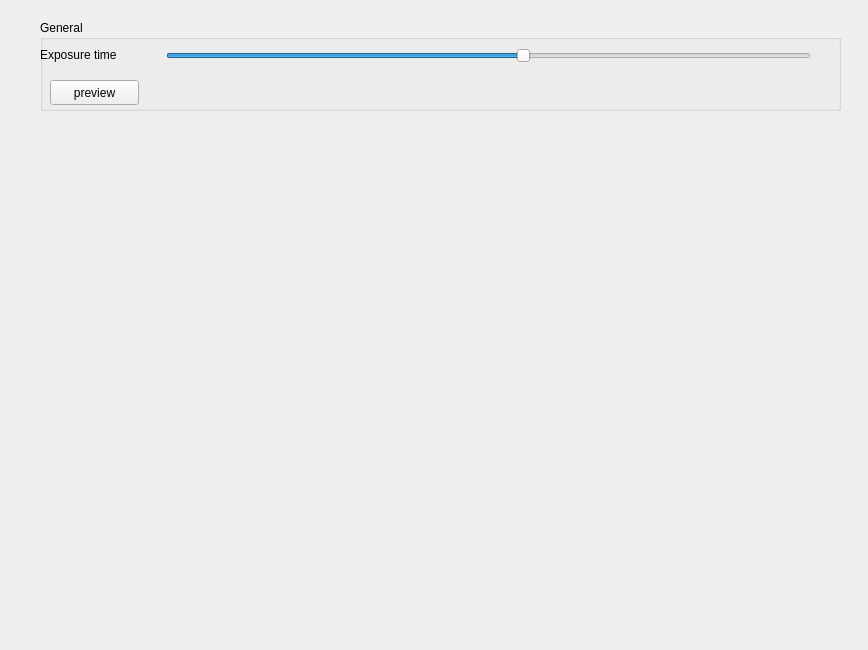
pyIVLS/pyIVLS, file plugins/VenusUSB2/camera_settingsWidget.ui: the form before one commit.
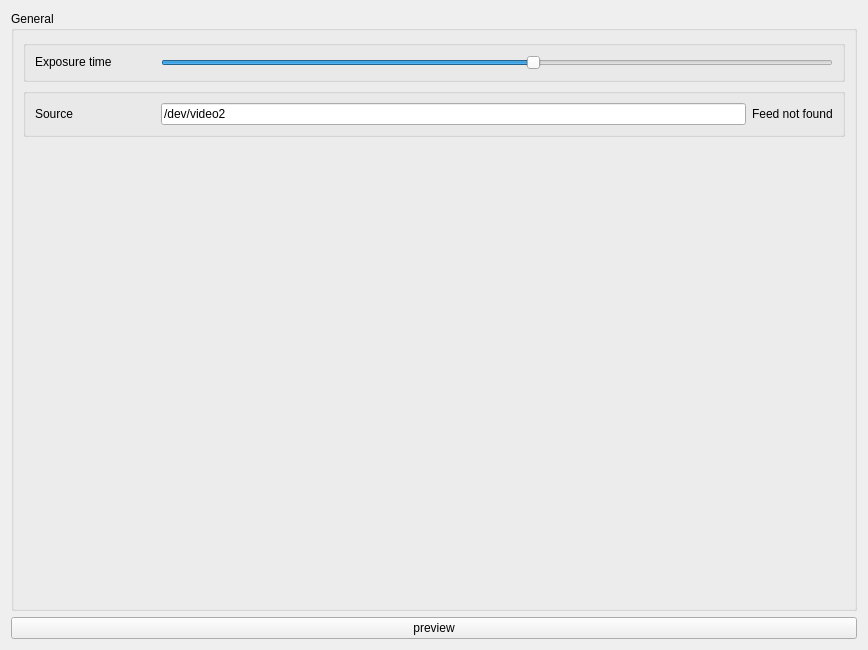
The form after the commit.

Patch:
```diff
--- a/plugins/VenusUSB2/camera_settingsWidget.ui
+++ b/plugins/VenusUSB2/camera_settingsWidget.ui
@@ -19,30 +19,26 @@
   <property name="windowTitle">
    <string>Venus USB2.0 camera settings</string>
   </property>
+  <layout class="QGridLayout" name="gridLayout">
+   <item row="1" column="0">
+    <widget class="QPushButton" name="previewButton">
+     <property name="text">
+      <string>preview</string>
+     </property>
+    </widget>
+   </item>
+   <item row="0" column="0">
   <widget class="QGroupBox" name="groupBox_general">
-   <property name="geometry">
-    <rect>
-     <x>40</x>
-     <y>20</y>
-     <width>801</width>
-     <height>91</height>
-    </rect>
-   </property>
    <property name="title">
     <string>General</string>
    </property>
-   <widget class="QWidget" name="horizontalLayoutWidget_14">
-    <property name="geometry">
-     <rect>
-      <x>0</x>
-      <y>20</y>
-      <width>771</width>
-      <height>31</height>
-     </rect>
-    </property>
-    <layout class="QHBoxLayout" name="HBoxLayout_general" stretch="10">
+     <layout class="QVBoxLayout" name="verticalLayout">
      <item>
-      <layout class="QHBoxLayout" name="HBoxLayout_channel">
+       <widget class="QGroupBox" name="exposureBox">
+        <property name="title">
+         <string/>
+        </property>
+        <layout class="QHBoxLayout" name="horizontalLayout_2">
        <item>
         <widget class="QLabel" name="label_Channel">
          <property name="sizePolicy">
@@ -82,23 +78,73 @@
         </widget>
        </item>
       </layout>
-     </item>
-    </layout>
-   </widget>
-   <widget class="QPushButton" name="pushButton">
-    <property name="geometry">
-     <rect>
-      <x>10</x>
-      <y>60</y>
-      <width>89</width>
-      <height>25</height>
-     </rect>
-    </property>
+       </widget>
+      </item>
+      <item>
+       <widget class="QGroupBox" name="sourceBox">
+        <property name="title">
+         <string/>
+        </property>
+        <layout class="QHBoxLayout" name="horizontalLayout">
+         <item>
+          <widget class="QLabel" name="sourceLabel">
+           <property name="sizePolicy">
+            <sizepolicy hsizetype="Fixed" vsizetype="Fixed">
+             <horstretch>0</horstretch>
+             <verstretch>0</verstretch>
+            </sizepolicy>
+           </property>
+           <property name="minimumSize">
+            <size>
+             <width>120</width>
+             <height>0</height>
+            </size>
+           </property>
+           <property name="text">
+            <string>Source</string>
+           </property>
+          </widget>
+         </item>
+         <item>
+          <widget class="QLineEdit" name="sourceInput">
+           <property name="text">
+            <string>/dev/video2</string>
+           </property>
+          </widget>
+         </item>
+         <item>
+          <widget class="QLabel" name="warnLabel">
     <property name="text">
-     <string>preview</string>
-    </property>
-   </widget>
-  </widget>
+            <string>Feed not found</string>
+           </property>
+           <property name="textFormat">
+            <enum>Qt::AutoText</enum>
+           </property>
+           <property name="textInteractionFlags">
+            <set>Qt::NoTextInteraction</set>
+           </property>
+          </widget>
+         </item>
+        </layout>
+       </widget>
+      </item>
+      <item>
+       <spacer name="verticalSpacer">
+        <property name="orientation">
+         <enum>Qt::Vertical</enum>
+        </property>
+        <property name="sizeHint" stdset="0">
+         <size>
+          <width>20</width>
+          <height>40</height>
+         </size>
+        </property>
+       </spacer>
+      </item>
+     </layout>
+    </widget>
+   </item>
+  </layout>
  </widget>
  <resources/>
  <connections/>
```
Lines whose indentation alone changed are shown as unchanged.
